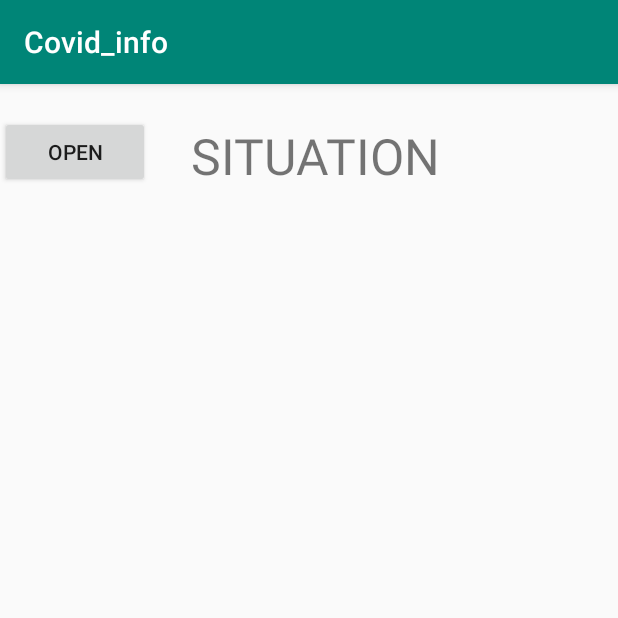
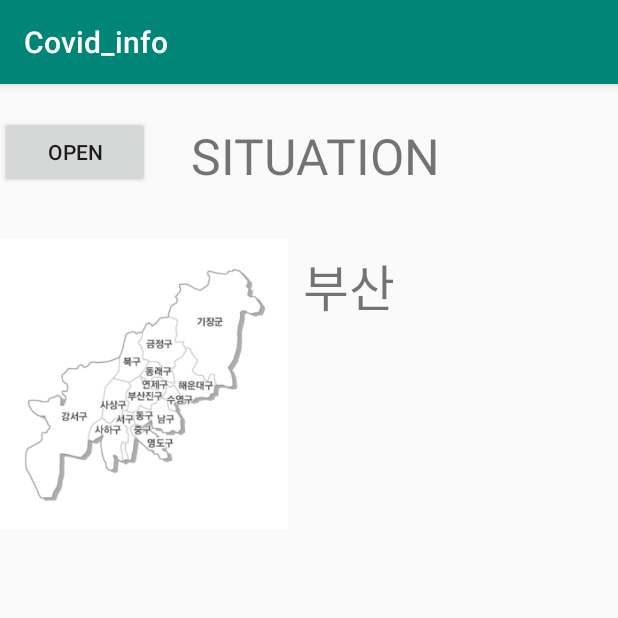
Before and after one commit to blackarea/covid-19_info, an Android app: the SituationActivity screen opened directly, with no data from a screen before it, on a phone screen of 412 x 824 dp, the top half of it. Run offline under Robolectric (Android 15) with nearby library versions, the phone set to English and light mode, and no system bars.

Commit message:
그림파일이름, 수치 기본 작업 완료
1. 그림 파일 이름에 대문자 인식이 안돼서 소문자로 수정함, 이름이 너무 길어서 앞글자만 사용 함
2. 수치 layout 기본 조금 작성 함

```diff
--- a/app/src/main/res/layout/activity_situation.xml
+++ b/app/src/main/res/layout/activity_situation.xml
@@ -9,20 +9,51 @@
 
     <LinearLayout
         android:layout_width="match_parent"
-        android:layout_height="match_parent">
+        android:layout_height="match_parent"
+        android:orientation="vertical">
+
+
+        <LinearLayout
+            android:layout_width="match_parent"
+            android:layout_height="100dp"
+            android:orientation="horizontal">
+
             <Button
                 android:id="@+id/btn_open"
                 android:layout_width="100dp"
                 android:layout_height="wrap_content"
-            android:text="open"/>
+                android:text="open" />
+
             <TextView
                 android:layout_width="200dp"
                 android:layout_height="75dp"
+                android:layout_margin="10dp"
+                android:gravity="center"
                 android:text="SITUATION"
+                android:textSize="15pt" />
+        </LinearLayout>
+
+        <LinearLayout
+            android:layout_width="match_parent"
+            android:layout_height="200dp"
+            android:orientation="horizontal">
+
+            <ImageView
+                android:id="@+id/imageView"
+                android:layout_width="wrap_content"
+                android:layout_height="wrap_content"
+                android:layout_weight="1"
+                app:srcCompat="@drawable/bs" />
+
+            <TextView
+                android:layout_width="200dp"
+                android:layout_height="75dp"
                 android:layout_margin="10dp"
-            android:textSize="15pt"
-            android:gravity="center"/>
+                android:text="부산"
+                android:textSize="15pt" />
         </LinearLayout>
-    <include layout="@layout/activity_drawer" />
+
+    </LinearLayout>
+
 
 </androidx.drawerlayout.widget.DrawerLayout>
```
Also changed, not shown: app/src/main/res/drawable/bs.jpg (renamed from app/src/main/res/drawable/Busan.jpg), app/src/main/res/drawable/ccbd.jpg (renamed from app/src/main/res/drawable/ChungcheongbugDo.jpg), app/src/main/res/drawable/ccnd.jpg (renamed from app/src/main/res/drawable/ChungcheongnamDo.jpg), app/src/main/res/drawable/dg.jpg (renamed from app/src/main/res/drawable/Daegu.jpg), app/src/main/res/drawable/dj.jpg (renamed from app/src/main/res/drawable/Daejeon.jpg), app/src/main/res/drawable/ggd.jpg (renamed from app/src/main/res/drawable/GyeongggiDo.jpg), app/src/main/res/drawable/gj.jpg (renamed from app/src/main/res/drawable/Gwangju.jpg), app/src/main/res/drawable/gsbd.jpg (renamed from app/src/main/res/drawable/GyeongsangbugDo.jpg), app/src/main/res/drawable/gsnd.jpg (renamed from app/src/main/res/drawable/GyeongsangnamDo.jpg), app/src/main/res/drawable/gwd.jpg (renamed from app/src/main/res/drawable/GangwonDo.jpg), app/src/main/res/drawable/ic.jpg (renamed from app/src/main/res/drawable/Incheon.jpg), app/src/main/res/drawable/jjd.jpg (renamed from app/src/main/res/drawable/JejuIsland.jpg), app/src/main/res/drawable/jlbd.jpg (renamed from app/src/main/res/drawable/JeonlabugDo.jpg), app/src/main/res/drawable/jlnd.jpg (renamed from app/src/main/res/drawable/JeonlanamDo.jpg), 2 more files. Lines whose indentation alone changed are shown as unchanged.
